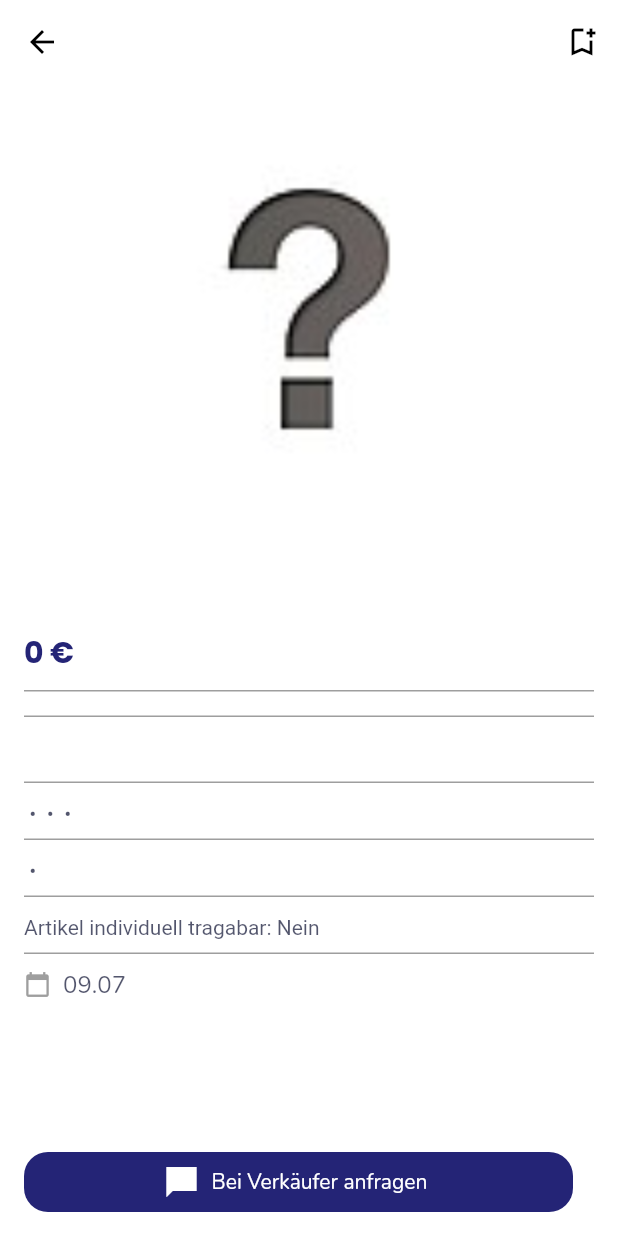
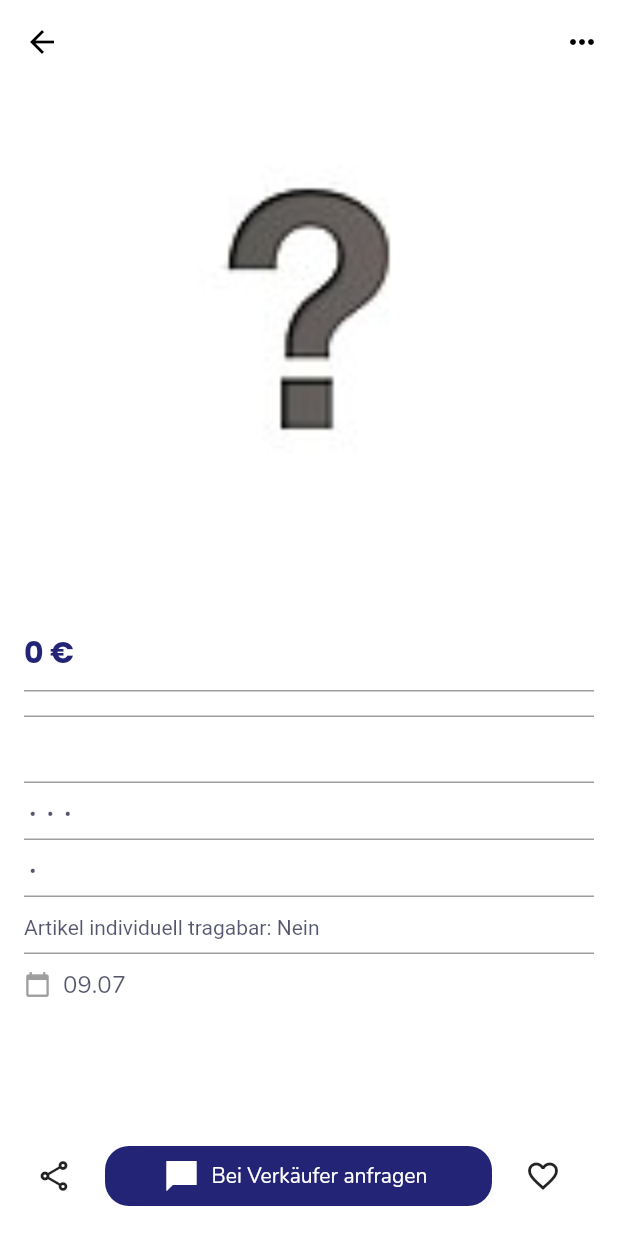
Before and after one commit to TobiasSchotter/clubtwice, a Flutter app: the ProductDetail screen opened directly with empty values, on a phone screen of 412 x 824 dp. Run offline on Flutter 3.47's test engine with Material 2 defaults, Android fonts, the phone set to English and light mode, and no system bars; drawn by our look-alikes of carousel_slider; our stand-ins replace cloud_firestore, firebase_auth, firebase_core, firebase_storage, flutter_svg, image_picker; accounts and stored records are empty; network calls fail.

Commit message:
small changes

```diff
--- a/lib/views/screens/product_detail.dart
+++ b/lib/views/screens/product_detail.dart
@@ -76,11 +76,41 @@ class _ProductDetailState extends State<ProductDetail> {
           color: Colors.black,
         ),
         actions: [
-          IconButton(
-            icon: const Icon(Icons.bookmark_add_outlined),
-            onPressed: () {
-              // Hier wird Code ausgeführt, wenn der rechte Button gedrückt wird
+          PopupMenuButton<String>(
+            onSelected: (value) {
+              // Handle different options based on the selected value
+              if (value == 'delete') {
+                // Perform delete operation
+              } else if (value == 'edit') {
+                // Perform edit operation
+              } else if (value == 'report') {
+                // Perform share operation
+              }
             },
+            itemBuilder: (BuildContext context) => <PopupMenuEntry<String>>[
+              const PopupMenuItem<String>(
+                value: 'delete',
+                child: ListTile(
+                  leading: Icon(Icons.delete),
+                  title: Text('Artikel löschen'),
+                ),
+              ),
+              const PopupMenuItem<String>(
+                value: 'edit',
+                child: ListTile(
+                  leading: Icon(Icons.edit),
+                  title: Text('Artikel bearbeiten'),
+                ),
+              ),
+              const PopupMenuItem<String>(
+                value: 'report',
+                child: ListTile(
+                  leading: Icon(Icons.report),
+                  title: Text('Artikel melden'),
+                ),
+              ),
+            ],
+            icon: Icon(Icons.more_horiz),
           ),
         ],
         systemOverlayStyle: SystemUiOverlayStyle.light,
@@ -92,23 +122,49 @@ class _ProductDetailState extends State<ProductDetail> {
         padding: const EdgeInsets.all(16),
         child: Row(
           children: [
+            Container(
+              width: 40,
+              margin: const EdgeInsets.only(right: 14),
+              child: IconButton(
+                onPressed: () {
+                  // Implementiere die Logik für die Favorisieren-Funktion hier
+                },
+                icon: Icon(
+                  Icons.share_outlined,
+                ),
+              ),
+            ),
             Expanded(
               child: Container(
-                //width: 400,
                 height: 40,
                 margin: const EdgeInsets.only(right: 14),
                 child: ElevatedButton.icon(
                   style: ElevatedButton.styleFrom(
                     backgroundColor: AppColor.primary,
                     shape: RoundedRectangleBorder(
-                        borderRadius: BorderRadius.circular(16)),
+                      borderRadius: BorderRadius.circular(16),
+                    ),
                     elevation: 0,
                   ),
-                  onPressed: () {},
-                  icon: const Icon(
+                  onPressed: () {
+                    // Implementiere die Logik für die Anfragen-Funktion hier
+                  },
+                  icon: Icon(
                     Icons.chat_bubble_sharp,
                   ),
-                  label: const Text('Bei Verkäufer anfragen'),
+                  label: Text('Bei Verkäufer anfragen'),
+                ),
+              ),
+            ),
+            Container(
+              width: 40,
+              margin: const EdgeInsets.only(right: 14),
+              child: IconButton(
+                onPressed: () {
+                  // Implementiere die Logik für die Teilen-Funktion hier
+                },
+                icon: Icon(
+                  Icons.favorite_border,
                 ),
               ),
             ),
--- a/lib/views/screens/search_result_page.dart
+++ b/lib/views/screens/search_result_page.dart
@@ -5,7 +5,6 @@ import 'package:flutter/material.dart';
 import 'package:flutter/services.dart';
 import 'package:clubtwice/constant/app_color.dart';
 import 'package:clubtwice/views/widgets/item_card.dart';
-
 import '../../core/model/article.dart';
 import '../widgets/filter_tile_widget.dart';
 import '../widgets/search_field_tile.dart';
```
